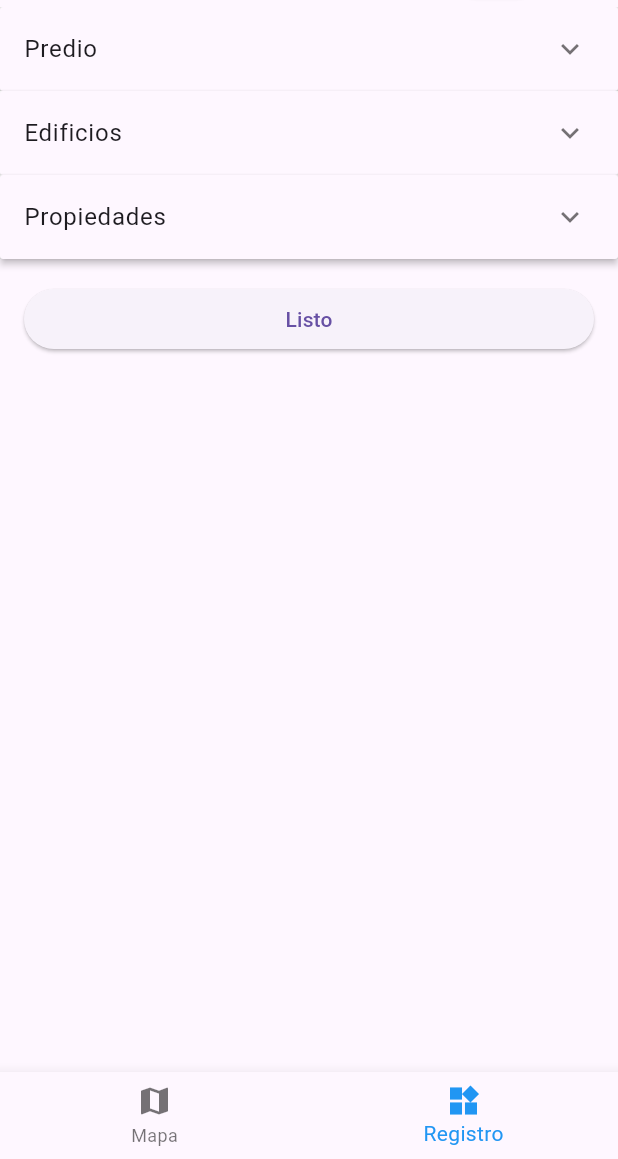
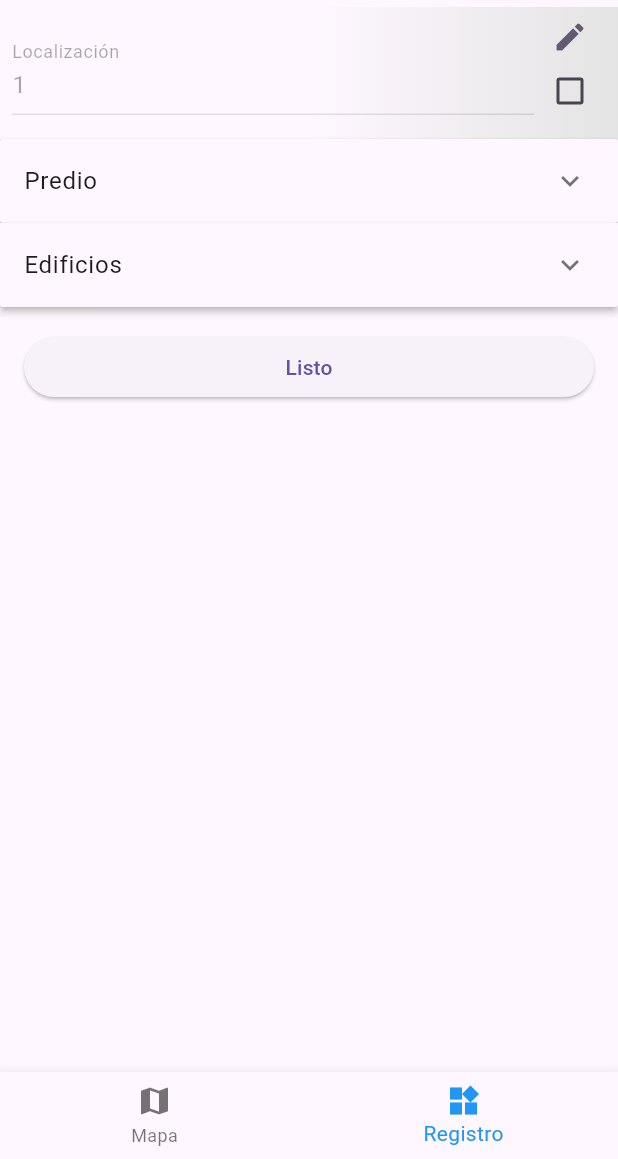
Before and after one commit to frankayra/Inventario, a Flutter app: the screen it shows after launch, item 2 of the bottom bar chosen, on a phone screen of 412 x 824 dp, the part 77-1236 px from its top. Run offline on Flutter 3.47's test engine with Material 3 defaults, Android fonts, the phone set to English and light mode, and no system bars; our stand-ins replace file_picker, flutter_map, image_picker, latlong2, sqflite; missing offline and left inert: flutter_map_mbtiles, mbtiles; accounts and stored records are empty.

Commit message:
optimizacion de la UI, introduccion de llaves para la renderizacion

```diff
--- a/lib/presentation/Screens/form3_screen.dart
+++ b/lib/presentation/Screens/form3_screen.dart
@@ -18,11 +18,11 @@ class FormularioInspeccion extends StatefulWidget {
 class _FormularioInspeccionState extends State<FormularioInspeccion> {
   final _formKey = GlobalKey<FormState>();
 
-  bool mostrarCampoExtra = false;
+  bool changePredio = false;
   List<Widget> secciones = [];
   List<bool> seccionesExpandibles = List.filled(5, false);
   int? expandedSectionIndex;
-  bool statebuilt = false;
+  // bool statebuilt = false;
   final formGlobalStatusWrapper =
       FormGlobalStatusWrapper<
         int
@@ -48,29 +48,105 @@ class _FormularioInspeccionState extends State<FormularioInspeccion> {
 
   @override
   Widget build(BuildContext context) {
-    if (!statebuilt) {
-      secciones = [
-        _buildSection(
-          PREDIO,
-          PredioForm(formGlobalStatus: formGlobalStatusWrapper),
-          0,
+    secciones = [
+      _buildSection(
+        PREDIO,
+        PredioForm(
+          key: ValueKey(
+            'predio-${formGlobalStatusWrapper.variables["idPredio"]}',
+          ),
+          formGlobalStatus: formGlobalStatusWrapper,
         ),
+        0,
+      ),
+      if (formGlobalStatusWrapper['idPredio'] != null)
         _buildSection(
           EDIFICIOS,
-          EdificioForm(formGlobalStatus: formGlobalStatusWrapper),
+          EdificioForm(
+            key: ValueKey(
+              'edificio-${formGlobalStatusWrapper.variables["idPredio"]}',
+            ),
+            formGlobalStatus: formGlobalStatusWrapper,
+          ),
           1,
         ),
+      if (formGlobalStatusWrapper['noEdificio'] != null)
         _buildSection(
           PROPIEDADES,
-          PropiedadForm(formGlobalStatus: formGlobalStatusWrapper),
+          PropiedadForm(
+            key: ValueKey(
+              'propiedad-${formGlobalStatusWrapper.variables["noEdificio"]}',
+            ),
+            formGlobalStatus: formGlobalStatusWrapper,
+          ),
           2,
         ),
-      ];
-    }
+    ];
+    int idPredio = formGlobalStatusWrapper["idPredio"];
     return Form(
       key: _formKey,
       child: ListView(
         children: [
+          Container(
+            decoration: BoxDecoration(
+              gradient: LinearGradient(
+                colors: [
+                  Theme.of(context).scaffoldBackgroundColor,
+                  const Color.fromARGB(255, 228, 228, 228),
+                ],
+                begin: Alignment.bottomCenter,
+                end: Alignment.bottomRight,
+              ),
+            ),
+            padding: const EdgeInsets.all(8.0),
+            child: Row(
+              children: [
+                Expanded(
+                  child: TextFormField(
+                    initialValue: idPredio != null ? idPredio.toString() : "",
+                    decoration: InputDecoration(labelText: 'Localización'),
+                    enabled: changePredio,
+                    onChanged: (value) {
+                      final number = int.tryParse(value);
+                      if (number != null &&
+                          number >= 1000000000 &&
+                          number < 10000000000) {
+                        setState(() {
+                          formGlobalStatusWrapper["idPredio"] = number;
+                        });
+                      }
+                    },
+                    validator: (value) {
+                      final number = int.tryParse(value!);
+                      if (number == null ||
+                          number < 1000000000 ||
+                          number >= 10000000000) {
+                        return "Ingresa una Localización válida";
+                      }
+                    },
+                  ),
+                ),
+                Column(
+                  children: [
+                    Icon(
+                      Icons.edit,
+                      color: Theme.of(context).colorScheme.secondary,
+                    ),
+                    Checkbox(
+                      value: changePredio,
+                      onChanged: (bool? newValue) {
+                        setState(() {
+                          changePredio = newValue!;
+                        });
+                      },
+                      // activeColor: Colors.blue,
+                      // checkColor: Colors.white,
+                    ),
+                  ],
+                ),
+              ],
+            ),
+          ),
           ...secciones,
           Padding(
             padding: EdgeInsets.all(16.0),
@@ -118,12 +194,12 @@ class _FormularioInspeccionState extends State<FormularioInspeccion> {
   // +++++++++++++++++++++++++++++++++++++++++++++++++++++++++++++++++++++ //
   void idPredioChanged(int? idPredio) {
     setState(() {
+      if (secciones.length >= 3) secciones.removeAt(2);
+      if (secciones.length >= 2) secciones.removeAt(1);
+      if (secciones.length >= 1) secciones.removeAt(0);
       formGlobalStatusWrapper.variables["idPredio"] = idPredio;
       formGlobalStatusWrapper.variables["noEdificio"] = null;
       formGlobalStatusWrapper.variables["noLocal"] = null;
-      secciones.removeAt(2);
-      secciones.removeAt(1);
-      secciones.removeAt(0);
       secciones.addAll([
         _buildSection(
           PREDIO,
@@ -146,10 +222,10 @@ class _FormularioInspeccionState extends State<FormularioInspeccion> {
 
   void noEdificioChanged(int? noEdificio) {
     setState(() {
+      if (secciones.length >= 3) secciones.removeAt(2);
+      if (secciones.length >= 2) secciones.removeAt(1);
       formGlobalStatusWrapper.variables["noEdificio"] = noEdificio;
       formGlobalStatusWrapper.variables["noLocal"] = null;
-      secciones.removeAt(2);
-      secciones.removeAt(1);
       secciones.addAll([
         _buildSection(
           EDIFICIOS,
@@ -167,8 +243,8 @@ class _FormularioInspeccionState extends State<FormularioInspeccion> {
 
   void noLocalChanged(int? noLocal) {
     setState(() {
+      if (secciones.length >= 3) secciones.removeAt(2);
       formGlobalStatusWrapper.variables["noLocal"] = noLocal;
-      secciones.removeAt(2);
       secciones.addAll([
         _buildSection(
           PROPIEDADES,
```
Also changed, not shown: lib/presentation/Screens/Form sections/new/Edificio.dart (+24 -8 lines), lib/presentation/Screens/Form sections/new/Predio.dart (+0 -45 lines).
